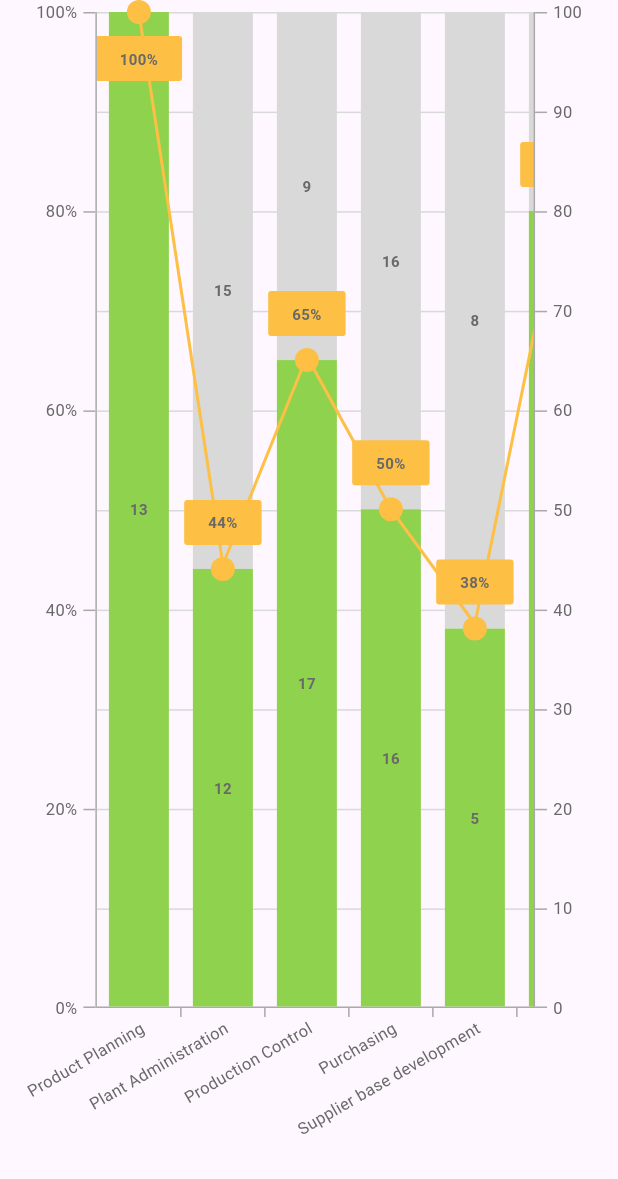
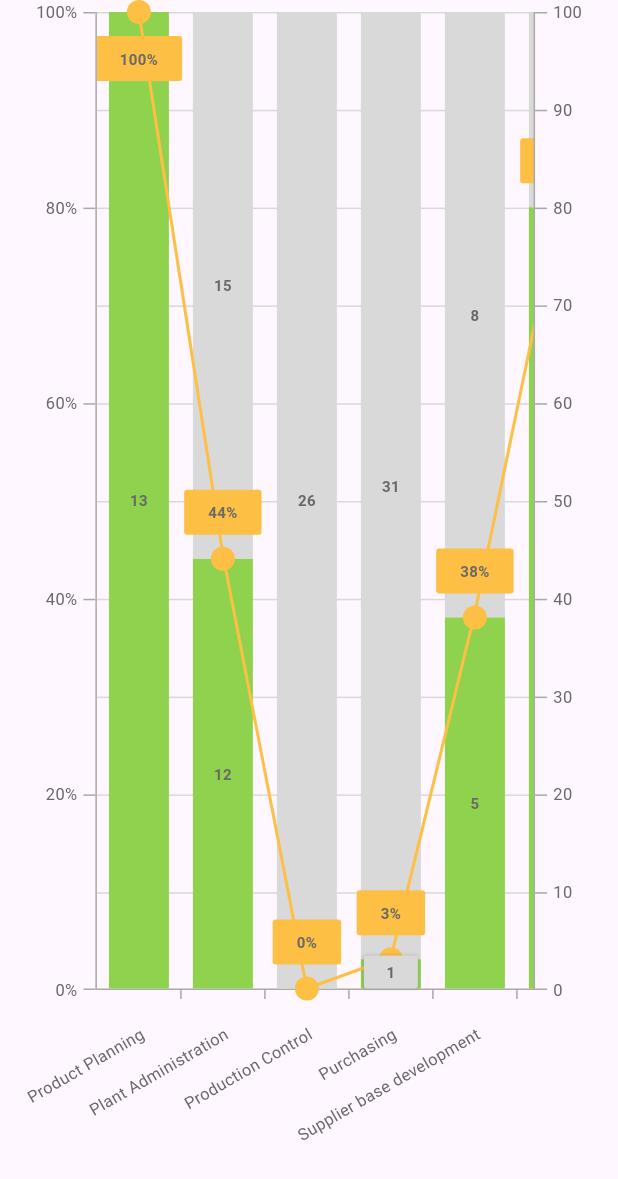
Before and after one commit to fakekey/quiz_chart, a Flutter app: the screen it shows after launch, on a phone screen of 412 x 824 dp. Shown: the top 1179 px of the screen. Run offline on Flutter 3.47's test engine with Material 3 defaults, Android fonts, the phone set to English and light mode, and no system bars.

Commit message:
fix chart

```diff
--- a/lib/main.dart
+++ b/lib/main.dart
@@ -16,11 +16,11 @@ class App extends StatelessWidget {
     final data = [
       const QuizResultModel(name: "Product Planning", total: 13, pass: 13),
       const QuizResultModel(name: "Plant Administration", total: 27, pass: 12),
-      const QuizResultModel(name: "Production Control", total: 26, pass: 17),
-      const QuizResultModel(name: "Purchasing", total: 32, pass: 16),
+      const QuizResultModel(name: "Production Control", total: 26, pass: 0),
+      const QuizResultModel(name: "Purchasing", total: 32, pass: 1),
       const QuizResultModel(name: "Supplier base development", total: 13, pass: 5),
       const QuizResultModel(name: "General Assembly", total: 20, pass: 16),
-      const QuizResultModel(name: "Quality Control", total: 28, pass: 20),
+      const QuizResultModel(name: "Quality Control", total: 29, pass: 3),
       const QuizResultModel(name: "Corporate Governance", total: 13, pass: 9),
       const QuizResultModel(name: "President Office", total: 2, pass: 1),
       const QuizResultModel(name: "Demand Supply & Product Marketing", total: 15, pass: 12),
@@ -47,6 +47,8 @@ class App extends StatelessWidget {
         body: Padding(
           padding: const EdgeInsets.all(8.0),
           child: QuizChart(
+            gapBwLabelnAxes: 24,
+            showSecondLabelReplace: true,
             data: List.generate(data.length, (i) {
               return QuizChartData(
                 x: data[i].name,
--- a/lib/quiz_chart.dart
+++ b/lib/quiz_chart.dart
@@ -116,8 +116,8 @@ class ChartClipper extends CustomClipper<Path> {
   Path getClip(Size size) {
     final path = Path()
       ..moveTo(0, -8)
-      ..lineTo(0, size.height)
-      ..lineTo(size.width, size.height)
+      ..lineTo(0, size.height + 8)
+      ..lineTo(size.width, size.height + 8)
       ..lineTo(size.width, -8)
       ..close();
 
@@ -155,6 +155,7 @@ class LableChart extends StatefulWidget {
   final Size leftAxesSize;
   final Size rightAxesSize;
   final BoxConstraints cstr;
+  final double gapBwLabelnAxes;
 
   const LableChart({
     super.key,
@@ -162,6 +163,7 @@ class LableChart extends StatefulWidget {
     required this.leftAxesSize,
     required this.rightAxesSize,
     required this.cstr,
+    required this.gapBwLabelnAxes,
   });
 
   @override
@@ -179,7 +181,7 @@ class _LableChartState extends State<LableChart> {
         builder: (context, longest, child) {
           return Container(
             width: 40,
-            height: (longest?.width ?? 0) * cos(pi / 2 - pi / 6) + 20,
+            height: (longest?.width ?? 0) * cos(pi / 2 - pi / 6) + widget.gapBwLabelnAxes + 8,
             decoration: XAxesDecoration(
               leftAxesSize: widget.leftAxesSize,
               rightAxesSize: widget.rightAxesSize,
@@ -192,7 +194,7 @@ class _LableChartState extends State<LableChart> {
             ),
             margin: const EdgeInsets.symmetric(horizontal: 8),
             child: Transform.translate(
-              offset: const Offset(-40 / 2, 8),
+              offset: Offset(-40 / 2, widget.gapBwLabelnAxes),
               child: Transform.rotate(
                 angle: -pi / 6,
                 alignment: Alignment.topRight,
@@ -244,8 +246,10 @@ class QuizChart extends StatefulWidget {
   final int leftTickCount;
   final int rightTickCount;
   final int gridLineCount;
+  final double gapBwLabelnAxes;
+  final bool showSecondLabelReplace;
 
-  const QuizChart({
+  QuizChart({
     super.key,
     required this.data,
     this.leftAxesPadding = 16,
@@ -253,7 +257,19 @@ class QuizChart extends StatefulWidget {
     this.leftTickCount = 5,
     this.rightTickCount = 10,
     this.gridLineCount = 10,
-  });
+    this.gapBwLabelnAxes = 8,
+    this.showSecondLabelReplace = false,
+  }) {
+    for (var dat in data) {
+      assert(dat.group != null && dat.group!.isNotEmpty);
+      assert(dat.group!.length == 2);
+      for (var dat2 in dat.group!) {
+        assert(dat2.fromY != null && dat2.fromY! >= 0.0 && dat2.fromY! <= 1.0);
+        assert(dat2.toY != null && dat2.toY! >= 0.0 && dat2.toY! <= 1.0);
+      }
+      assert(((dat.group![0].toY! - dat.group![0].fromY!) + (dat.group![1].toY! - dat.group![1].fromY!)).round() == 1.0);
+    }
+  }
 
   @override
   State<QuizChart> createState() => _QuizChartState();
@@ -371,7 +387,8 @@ class _QuizChartState extends State<QuizChart> {
                     ClipPath(
                       clipBehavior: Clip.hardEdge,
                       clipper: ChartClipper(),
-                      child: SingleChildScrollView(
+                      child: LayoutBuilder(builder: (_, cs) {
+                        return SingleChildScrollView(
                           clipBehavior: Clip.none,
                           scrollDirection: Axis.horizontal,
                           physics: const ScrollPhysics(parent: ClampingScrollPhysics()),
@@ -382,7 +399,9 @@ class _QuizChartState extends State<QuizChart> {
                             ),
                             child: Stack(
                               children: [
-                              Row(
+                                ConstrainedBox(
+                                  constraints: BoxConstraints(minWidth: cs.maxWidth),
+                                  child: Row(
                                     children: List.generate(widget.data.length, (i) {
                                       final firstStack = ((widget.data[i].group![0].toY! - widget.data[i].group![0].fromY!) * 100).round();
                                       final secondStack = ((widget.data[i].group![1].toY! - widget.data[i].group![1].fromY!) * 100).round();
@@ -427,6 +446,7 @@ class _QuizChartState extends State<QuizChart> {
                                       );
                                     }),
                                   ),
+                                ),
                                 Positioned.fill(child: CustomPaint(painter: ChartLinePainter(data: widget.data))),
                                 Positioned.fill(
                                   child: Row(
@@ -443,6 +463,7 @@ class _QuizChartState extends State<QuizChart> {
                                             firstStack: firstStack,
                                             constraints: constraints,
                                             data: widget.data[i],
+                                            showSecondLabelReplace: widget.showSecondLabelReplace,
                                           );
                                         }),
                                       );
@@ -452,7 +473,8 @@ class _QuizChartState extends State<QuizChart> {
                               ],
                             ),
                           ),
-                      ),
+                        );
+                      }),
                     ),
                   ],
                 ),
@@ -540,6 +562,7 @@ class _QuizChartState extends State<QuizChart> {
                         leftAxesSize: _leftAxesSize!,
                         rightAxesSize: _rightAxesSize!,
                         cstr: constraints,
+                        gapBwLabelnAxes: widget.gapBwLabelnAxes,
                       )
                     : const SizedBox();
               }),
@@ -563,12 +586,14 @@ class PointWithTooltip extends StatefulWidget {
     required this.firstStack,
     required this.constraints,
     required this.data,
+    required this.showSecondLabelReplace,
   });
 
   final int secondStack;
   final int firstStack;
   final QuizChartData data;
   final BoxConstraints constraints;
+  final bool showSecondLabelReplace;
 
   @override
   State<PointWithTooltip> createState() => _PointWithTooltipState();
@@ -577,13 +602,20 @@ class PointWithTooltip extends StatefulWidget {
 class _PointWithTooltipState extends State<PointWithTooltip> {
   final ValueNotifier<Size?> tooltipSize = ValueNotifier<Size?>(null);
   final ValueNotifier<Size?> hiddenLableSize = ValueNotifier<Size?>(null);
+  final ValueNotifier<Size?> hiddenLable2Size = ValueNotifier<Size?>(null);
   final ValueNotifier<bool> isVisible = ValueNotifier<bool>(true);
 
   @override
   Widget build(BuildContext context) {
-    return OverflowBox(
+    return GestureDetector(
+      behavior: HitTestBehavior.translucent,
+      onTap: () {
+        isVisible.value = !isVisible.value;
+      },
+      child: OverflowBox(
         maxWidth: double.infinity,
         child: Stack(
+          clipBehavior: Clip.none,
           alignment: Alignment.topCenter,
           children: [
             Column(
@@ -594,14 +626,8 @@ class _PointWithTooltipState extends State<PointWithTooltip> {
                         child: const SizedBox(),
                       )
                     : const SizedBox(),
-              widget.firstStack != 0
-                  ? Expanded(
+                Expanded(
                   flex: widget.firstStack,
-                      child: GestureDetector(
-                        behavior: HitTestBehavior.translucent,
-                        onTap: () {
-                          isVisible.value = !isVisible.value;
-                        },
                   child: Stack(
                     clipBehavior: Clip.none,
                     alignment: Alignment.topCenter,
@@ -668,8 +694,6 @@ class _PointWithTooltipState extends State<PointWithTooltip> {
                     ],
                   ),
                 ),
-                    )
-                  : const SizedBox(),
               ],
             ),
             Positioned(
@@ -708,7 +732,46 @@ class _PointWithTooltipState extends State<PointWithTooltip> {
                 ),
               ),
             ),
+            if (widget.showSecondLabelReplace)
+              Positioned(
+                bottom: 0,
+                child: NotificationListener<SizeReporterNotification>(
+                  onNotification: (notification) {
+                    WidgetsBinding.instance.addPostFrameCallback((_) {
+                      hiddenLable2Size.value = notification.size;
+                    });
+                    return true;
+                  },
+                  child: SizeReporter(
+                    child: ValueListenableBuilder(
+                        valueListenable: hiddenLable2Size,
+                        builder: (context, size, child) {
+                          final firstStackHeight = widget.firstStack / 100 * widget.constraints.maxHeight;
+                          return Opacity(
+                            opacity: size != null && firstStackHeight != 0 && size.height >= firstStackHeight ? 1 : 0,
+                            child: Container(
+                              width: widget.constraints.maxWidth - 4,
+                              padding: const EdgeInsets.symmetric(vertical: 4),
+                              decoration: const BoxDecoration(
+                                color: secondChartColor,
+                                borderRadius: BorderRadius.all(Radius.circular(2)),
+                                boxShadow: [
+                                  BoxShadow(color: Color(0x33333333), blurRadius: 1),
                                 ],
+                              ),
+                              child: Text(
+                                "${widget.data.group![0].x}",
+                                textAlign: TextAlign.center,
+                                style: const TextStyle(fontSize: 10, color: barTextColor, fontWeight: FontWeight.bold),
+                              ),
+                            ),
+                          );
+                        }),
+                  ),
+                ),
+              ),
+          ],
+        ),
       ),
     );
   }
```
Lines whose indentation alone changed are shown as unchanged.
